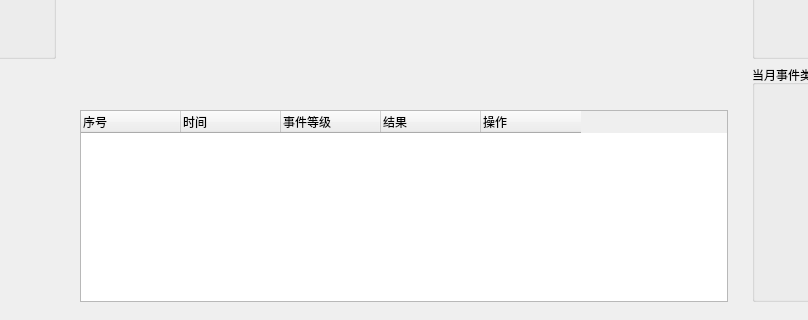
First picture: the form in ui/main_window.ui, repository NovemberChopin/TrafficMonitor, before the edit; both pictures show x 244 to 1052 and y 471 to 791 of the 1296 by 791 pixel window.
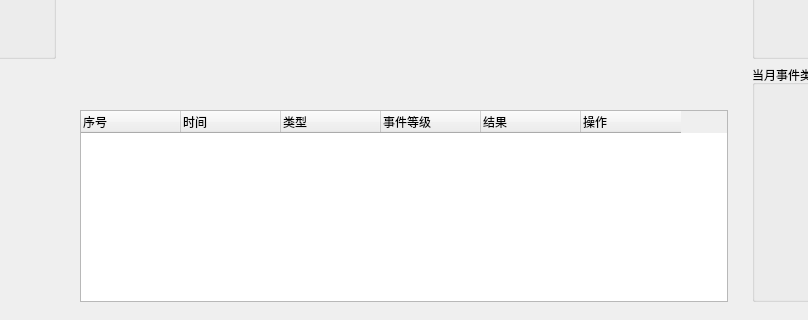
Second picture: the form after the edit. Icons and pictures are not drawn.

What changed in the file:
```diff
--- a/ui/main_window.ui
+++ b/ui/main_window.ui
@@ -296,6 +296,14 @@
                        <set>AlignLeading|AlignVCenter</set>
                       </property>
                      </column>
+                     <column>
+                      <property name="text">
+                       <string>类型</string>
+                      </property>
+                      <property name="textAlignment">
+                       <set>AlignLeading|AlignVCenter</set>
+                      </property>
+                     </column>
                      <column>
                       <property name="text">
                        <string>事件等级</string>
```
